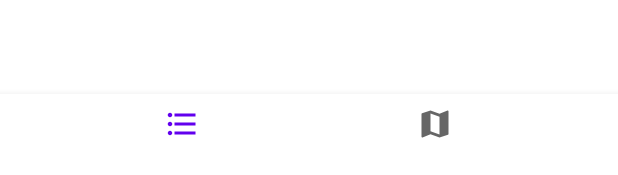
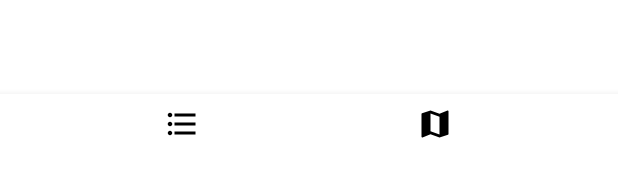
Before and after one commit to bur4k58/Project-mobile, an Android app: the layout activity_main.xml on its own in the app's theme, with its tools: preview values and no code run, on a phone screen of 412 x 824 dp. Shown: the part 1058-1233 px from the top of the screen. Run offline under Robolectric (Android 15) with nearby library versions, the phone set to English and light mode, and no system bars.

Commit message:
Update folder + itemIconTint

```diff
--- a/Project-mobile/app/src/main/java/com/example/project_mobile/b/activity/MainActivity.kt
+++ b/Project-mobile/app/src/main/java/com/example/project_mobile/activity/MainActivity.kt
@@ -1,4 +1,4 @@
-package com.example.project_mobile.b.activity
+package com.example.project_mobile.activity
 
 import android.content.Intent
 import androidx.appcompat.app.AppCompatActivity
--- a/Project-mobile/app/src/main/java/com/example/project_mobile/b/activity/MapActivity.kt
+++ b/Project-mobile/app/src/main/java/com/example/project_mobile/activity/MapActivity.kt
@@ -1,4 +1,4 @@
-package com.example.project_mobile.b.activity
+package com.example.project_mobile.activity
 
 import android.content.Intent
 import androidx.appcompat.app.AppCompatActivity
--- a/Project-mobile/app/src/main/java/com/example/project_mobile/b/activity/Splashscreen.kt
+++ b/Project-mobile/app/src/main/java/com/example/project_mobile/activity/Splashscreen.kt
@@ -1,4 +1,4 @@
-package com.example.project_mobile.b.activity
+package com.example.project_mobile.activity
 
 import android.animation.ObjectAnimator
 import android.content.Intent
--- a/Project-mobile/app/src/main/res/layout/activity_main.xml
+++ b/Project-mobile/app/src/main/res/layout/activity_main.xml
@@ -4,7 +4,7 @@
     xmlns:tools="http://schemas.android.com/tools"
     android:layout_width="match_parent"
     android:layout_height="match_parent"
-    tools:context=".b.activity.MainActivity">
+    tools:context=".activity.MainActivity">
 
 
     <com.google.android.material.bottomnavigation.BottomNavigationView
@@ -12,8 +12,9 @@
         android:layout_width="match_parent"
         android:layout_height="wrap_content"
         android:background="@android:color/white"
+        app:itemIconTint="@color/black"
         app:itemBackground="@android:color/white"
-        app:itemTextColor="@android:color/black"
+        app:itemTextColor="@android:color/white"
         app:layout_constraintBottom_toBottomOf="parent"
         app:layout_constraintEnd_toEndOf="parent"
         app:layout_constraintHorizontal_bias="0.0"
--- a/Project-mobile/app/src/main/res/layout/activity_map.xml
+++ b/Project-mobile/app/src/main/res/layout/activity_map.xml
@@ -4,13 +4,14 @@
     xmlns:tools="http://schemas.android.com/tools"
     android:layout_width="match_parent"
     android:layout_height="match_parent"
-    tools:context=".b.activity.MapActivity">
+    tools:context=".activity.MapActivity">
 
     <com.google.android.material.bottomnavigation.BottomNavigationView
         android:id="@+id/bottom_navi"
         android:layout_width="match_parent"
         android:layout_height="wrap_content"
         android:background="@android:color/white"
+        app:itemIconTint="@color/black"
         android:verticalScrollbarPosition="defaultPosition"
         app:itemBackground="@android:color/white"
         app:itemTextColor="@android:color/black"
--- a/Project-mobile/app/src/main/res/layout/activity_splashscreen.xml
+++ b/Project-mobile/app/src/main/res/layout/activity_splashscreen.xml
@@ -4,7 +4,7 @@
     android:layout_width="match_parent"
     android:layout_height="match_parent"
     android:background="#FBFAFA"
-    tools:context=".b.activity.Splashscreen">
+    tools:context=".activity.Splashscreen">
 
     <LinearLayout
         android:layout_width="match_parent"
```
Also changed, not shown: Project-mobile/app/src/main/AndroidManifest.xml (+7 -8 lines), Project-mobile/app/src/main/res/drawable-v24/stada.JPG (deleted).
